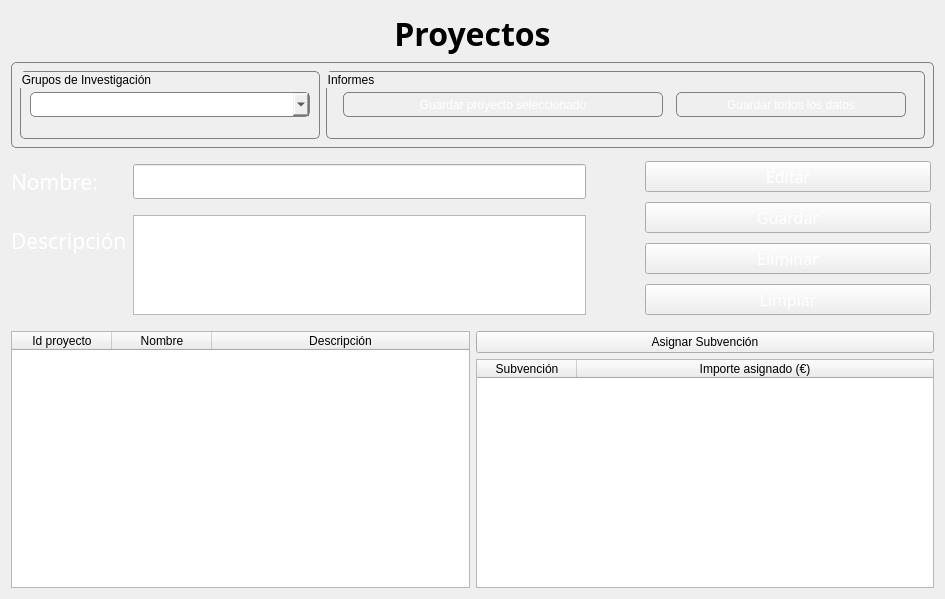
This is app/view/ProyectoPage.ui in Orphereum/2DAM_DI_Universidad as Qt 5 draws it before an edit. The edited form follows.
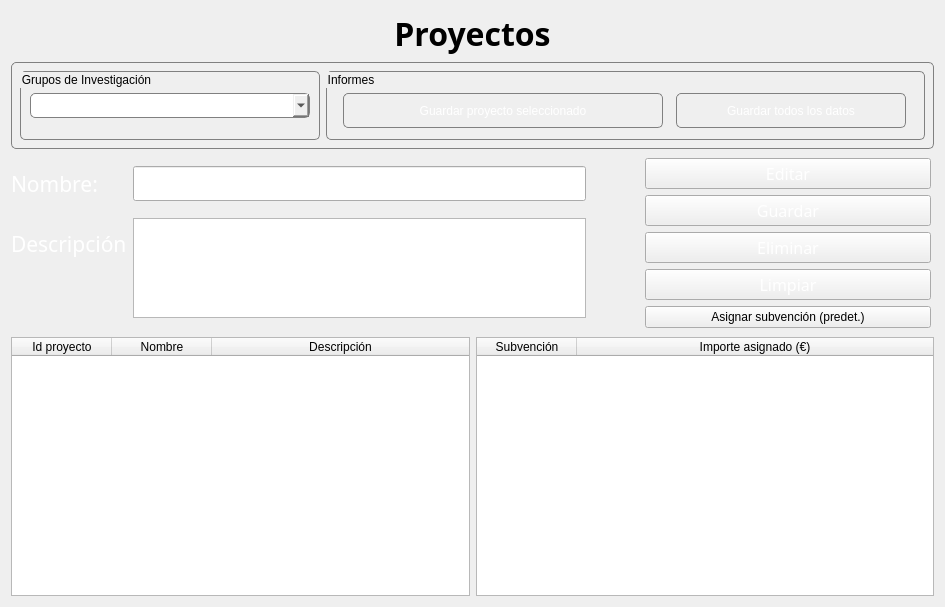
This is the edited form.

Commit message:
Modificacion en la vista de mi pagina
- Boton de "asignar subvencion", se ha redistribuido a la columna de botones para dejarlo mejor visualmente

The edit to the form file:
```diff
--- a/app/view/ProyectoPage.ui
+++ b/app/view/ProyectoPage.ui
@@ -7,7 +7,7 @@
     <x>0</x>
     <y>0</y>
     <width>945</width>
-    <height>599</height>
+    <height>607</height>
    </rect>
   </property>
   <property name="windowTitle">
@@ -95,7 +95,7 @@
            <property name="minimumSize">
             <size>
              <width>0</width>
-             <height>25</height>
+             <height>35</height>
             </size>
            </property>
            <property name="maximumSize">
@@ -120,7 +120,7 @@
            <property name="minimumSize">
             <size>
              <width>0</width>
-             <height>25</height>
+             <height>35</height>
             </size>
            </property>
            <property name="maximumSize">
@@ -313,6 +313,13 @@
          </property>
         </widget>
        </item>
+       <item>
+        <widget class="QPushButton" name="btn_asignar_subvencion">
+         <property name="text">
+          <string>Asignar subvención (predet.)</string>
+         </property>
+        </widget>
+       </item>
       </layout>
      </item>
     </layout>
@@ -349,13 +356,6 @@
      </item>
      <item>
       <layout class="QVBoxLayout" name="layoutSubvenciones">
-       <item>
-        <widget class="QPushButton" name="btn_asignar_subvencion">
-         <property name="text">
-          <string>Asignar Subvención</string>
-         </property>
-        </widget>
-       </item>
        <item>
         <widget class="QTableWidget" name="tabla_subvenciones">
          <property name="styleSheet">
```
The commit also changes 1 other file.
